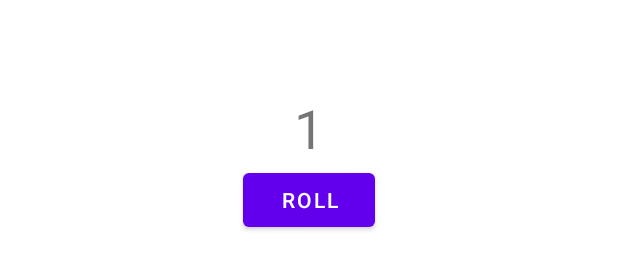
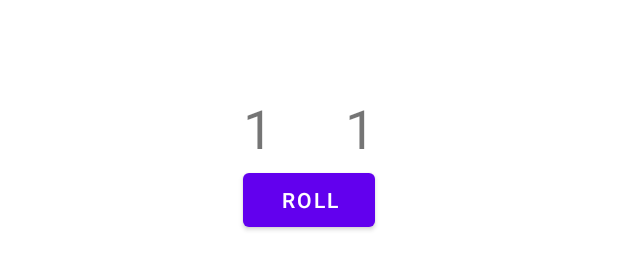
Before and after one commit to CurtisMyersProgramming/AndroidDiceRoller, an Android app: the layout activity_main.xml on its own in the app's theme, with its tools: preview values and no code run, on a phone screen of 412 x 824 dp. Shown: the part 491-761 px from the top of the screen. Run offline under Robolectric (Android 15) with nearby library versions, the phone set to English and light mode, and no system bars.

```diff
--- a/app/src/main/java/com/example/diceroller/MainActivity.kt
+++ b/app/src/main/java/com/example/diceroller/MainActivity.kt
@@ -22,8 +22,12 @@ class MainActivity : AppCompatActivity() {
     private fun rollDice() {
         val dice = Dice(6)
         val diceRoll = dice.roll()
+        val diceRoll2 = dice.roll()
         val resultTextView: TextView = findViewById(R.id.textView)
+        val resultTextView2: TextView = findViewById(R.id.textView2)
+
         resultTextView.text = diceRoll.toString()
+        resultTextView2.text = diceRoll2.toString()
 
     }
 }
--- a/app/src/main/res/layout/activity_main.xml
+++ b/app/src/main/res/layout/activity_main.xml
@@ -12,6 +12,7 @@
         android:layout_height="wrap_content"
         android:textSize="36sp"
         app:layout_constraintBottom_toBottomOf="parent"
+        app:layout_constraintHorizontal_bias="0.414"
         app:layout_constraintLeft_toLeftOf="parent"
         app:layout_constraintRight_toRightOf="parent"
         app:layout_constraintTop_toTopOf="parent"
@@ -26,4 +27,14 @@
         app:layout_constraintStart_toStartOf="parent"
         app:layout_constraintTop_toBottomOf="@+id/textView" />
 
+    <TextView
+        android:id="@+id/textView2"
+        android:layout_width="wrap_content"
+        android:layout_height="wrap_content"
+        android:layout_marginStart="48dp"
+        android:textSize="36sp"
+        app:layout_constraintBottom_toTopOf="@+id/button"
+        app:layout_constraintStart_toEndOf="@+id/textView"
+        tools:text="1" />
+
 </androidx.constraintlayout.widget.ConstraintLayout>
--- a/app/src/main/res/values/strings.xml
+++ b/app/src/main/res/values/strings.xml
@@ -1,4 +1,5 @@
 <resources>
     <string name="app_name">Dice Roller</string>
     <string name="roll">Roll</string>
+    <string name="textview">TextView</string>
 </resources>
```
